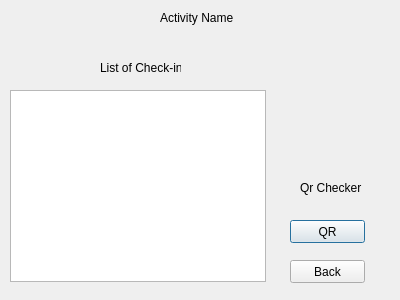
The window that gui/activitywindow.ui (hanspistorstetson/ProjectRevamp) describes before a commit, drawn with Qt 5.
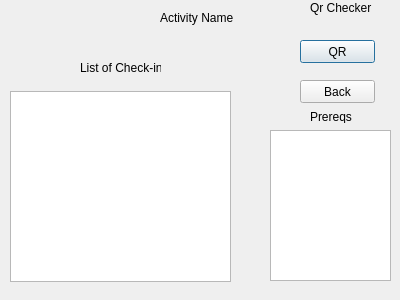
The same window after the commit.

What changed in the file:
```diff
--- a/gui/activitywindow.ui
+++ b/gui/activitywindow.ui
@@ -16,8 +16,8 @@
   <widget class="QLabel" name="label">
    <property name="geometry">
     <rect>
-     <x>300</x>
-     <y>180</y>
+     <x>310</x>
+     <y>0</y>
      <width>71</width>
      <height>16</height>
     </rect>
@@ -29,8 +29,8 @@
   <widget class="QPushButton" name="QR">
    <property name="geometry">
     <rect>
-     <x>290</x>
-     <y>220</y>
+     <x>300</x>
+     <y>40</y>
      <width>75</width>
      <height>23</height>
     </rect>
@@ -43,9 +43,9 @@
    <property name="geometry">
     <rect>
      <x>10</x>
-     <y>90</y>
-     <width>256</width>
-     <height>192</height>
+     <y>91</y>
+     <width>221</width>
+     <height>191</height>
     </rect>
    </property>
   </widget>
@@ -65,7 +65,7 @@
   <widget class="QLabel" name="label_3">
    <property name="geometry">
     <rect>
-     <x>100</x>
+     <x>80</x>
      <y>60</y>
      <width>81</width>
      <height>16</height>
@@ -78,8 +78,8 @@
   <widget class="QPushButton" name="back">
    <property name="geometry">
     <rect>
-     <x>290</x>
-     <y>260</y>
+     <x>300</x>
+     <y>80</y>
      <width>75</width>
      <height>23</height>
     </rect>
@@ -88,6 +88,29 @@
     <string>Back</string>
    </property>
   </widget>
+  <widget class="QListWidget" name="prereq_list">
+   <property name="geometry">
+    <rect>
+     <x>270</x>
+     <y>130</y>
+     <width>121</width>
+     <height>151</height>
+    </rect>
+   </property>
+  </widget>
+  <widget class="QLabel" name="label_4">
+   <property name="geometry">
+    <rect>
+     <x>310</x>
+     <y>110</y>
+     <width>47</width>
+     <height>13</height>
+    </rect>
+   </property>
+   <property name="text">
+    <string>Prereqs</string>
+   </property>
+  </widget>
  </widget>
  <resources/>
  <connections/>
```
